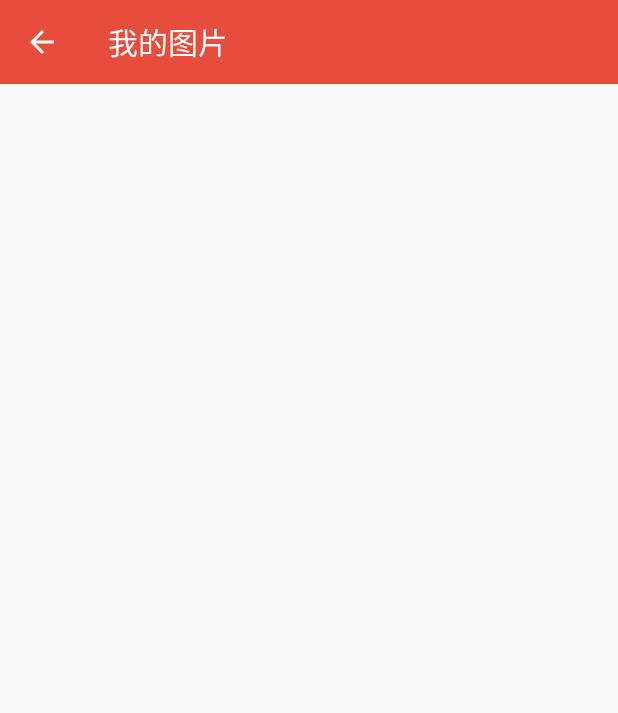
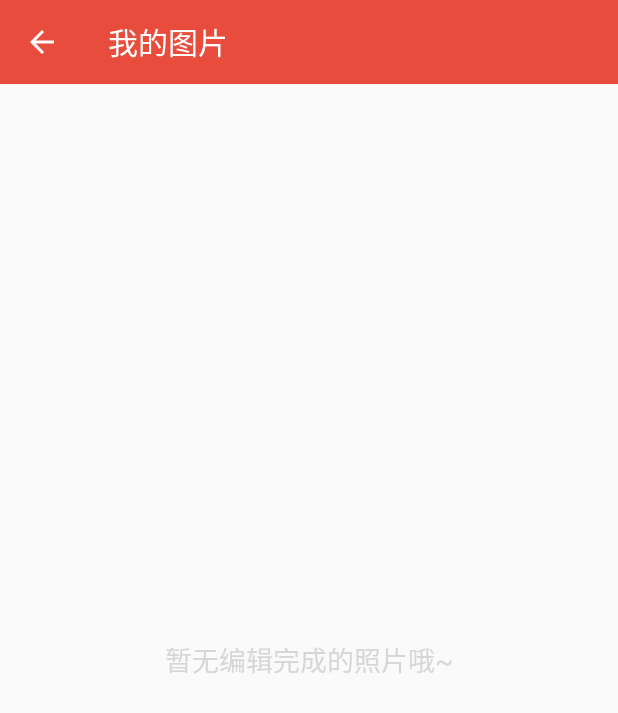
Before and after one commit to GsonH/TextImage, an Android app: the MineImageActivity screen opened directly, with no data from a screen before it, on a phone screen of 412 x 824 dp. Shown: the top 713 px of the screen. Run offline under Robolectric (Android 15) with nearby library versions, the phone set to English and light mode, and no system bars; our stand-ins replace RxJava; libraries missing offline, so code that uses them is left out: com.jaeger.library, com.luck.picture; Roboto replaces fonts that are not available here; 1 statement that could not run was skipped.

Commit message:
remove useless file

```diff
--- a/app/src/main/java/com/hyn/textimage/MineImageActivity.kt
+++ b/app/src/main/java/com/hyn/textimage/MineImageActivity.kt
@@ -3,9 +3,12 @@ package com.hyn.textimage
 import android.content.Context
 import android.content.Intent
 import android.os.Bundle
-import android.os.Environment
 import android.support.v7.widget.GridLayoutManager
+import android.view.View
 import com.hyn.textimage.adapter.LocalImgAdapter
+import com.luck.picture.lib.PictureSelector
+import com.luck.picture.lib.config.PictureMimeType
+import com.luck.picture.lib.entity.LocalMedia
 import io.reactivex.Flowable
 import io.reactivex.android.schedulers.AndroidSchedulers
 import io.reactivex.schedulers.Schedulers
@@ -39,7 +42,7 @@ class MineImageActivity : BaseActivity() {
             val filePaths: ArrayList<String> = ArrayList()
             if (file.exists()) {
                 val files = file.listFiles()
-                if(files != null) {
+                if (files != null) {
                     for (f in files) {
                         if (f.path.endsWith(".png")) {
                             filePaths.add(f.path)
@@ -52,9 +55,26 @@ class MineImageActivity : BaseActivity() {
         }.subscribeOn(Schedulers.io())
                 .observeOn(AndroidSchedulers.mainThread())
                 .subscribe {
-                    adapter = LocalImgAdapter()
-                    image_list.adapter = adapter
-                    adapter.setData(it)
+                    if(it.isEmpty()) {
+                        image_tip.visibility = View.GONE
+                        no_image_tip.visibility = View.VISIBLE
+                        image_list.visibility = View.GONE
+                    } else {
+                        image_tip.text = "照片保存在:内存卡/文字图片/  文件夹"
+                        image_tip.visibility = View.VISIBLE
+                        no_image_tip.visibility = View.GONE
+                        image_list.visibility = View.VISIBLE
+                        adapter = LocalImgAdapter()
+                        image_list.adapter = adapter
+                        adapter.setOnclickListener(View.OnClickListener {
+                            val imgPath = it.getTag(R.integer.pos)
+                            val medias = ArrayList<LocalMedia>()
+                            val media = LocalMedia(imgPath.toString(), 0, PictureMimeType.ofImage(), "image/png")
+                            medias.add(media)
+                            PictureSelector.create(this@MineImageActivity).themeStyle(R.style.picture_default_style).openExternalPreview(0, medias)
+                        })
+                        adapter.setData(it)
+                    }
                 }
 
     }
--- a/app/src/main/java/com/hyn/textimage/QuickImageActivity.kt
+++ b/app/src/main/java/com/hyn/textimage/QuickImageActivity.kt
@@ -44,9 +44,9 @@ open class QuickImageActivity : BaseActivity(), View.OnClickListener, Properties
 
     var cropFile: String? = null
     val editLayout: LinearLayout by lazy { findViewById<LinearLayout>(R.id.edit_layout) }
-    val bruch: ImageView by lazy { findViewById<ImageView>(R.id.bruch) }
-    val box: ImageView by lazy { findViewById<ImageView>(R.id.box) }
-    val font: ImageView by lazy { findViewById<ImageView>(R.id.font) }
+    val bruch: LinearLayout by lazy { findViewById<LinearLayout>(R.id.bruch) }
+    val box: LinearLayout by lazy { findViewById<LinearLayout>(R.id.box) }
+    val font: LinearLayout by lazy { findViewById<LinearLayout>(R.id.font) }
     val imgUndo: ImageView by lazy { findViewById<ImageView>(R.id.imgUndo) }
     val imgRedo: ImageView by lazy { findViewById<ImageView>(R.id.imgRedo) }
     val photoEditorView: PhotoEditorView by lazy { findViewById<PhotoEditorView>(R.id.photoEditorView) }
--- a/app/src/main/res/layout/activity_mine_image.xml
+++ b/app/src/main/res/layout/activity_mine_image.xml
@@ -16,10 +16,26 @@
         app:theme="@style/AppTheme.ToolBar">
 
     </android.support.v7.widget.Toolbar>
+    <TextView
+        android:id="@+id/image_tip"
+        android:textSize="16sp"
+        android:textColor="@color/color_4d"
+        android:gravity="center_vertical"
+        android:background="@color/yellow_color_picker"
+        android:layout_width="match_parent"
+        android:layout_height="40dp" />
 
-
+    <TextView
+        android:id="@+id/no_image_tip"
+        android:textSize="18sp"
+        android:gravity="center"
+        android:textColor="@color/color_4d"
+        android:text="暂无编辑完成的照片哦~"
+        android:layout_width="match_parent"
+        android:layout_height="match_parent" />
     <android.support.v7.widget.RecyclerView
         android:id="@+id/image_list"
+        android:overScrollMode="never"
         android:layout_width="match_parent"
         android:layout_height="wrap_content">
 
--- a/app/src/main/res/layout/local_img_item.xml
+++ b/app/src/main/res/layout/local_img_item.xml
@@ -3,12 +3,14 @@
     android:layout_width="match_parent"
     android:layout_height="wrap_content"
     android:foreground="?android:attr/selectableItemBackground"
-    android:layout_marginBottom="5dp"
+    android:layout_marginBottom="4dp"
+    android:layout_marginLeft="4dp"
+    android:layout_marginRight="4dp"
     >
 
     <ImageView
         android:id="@+id/item_icon"
         android:layout_width="match_parent"
-        android:layout_height="200dp"
+        android:layout_height="180dp"
         />
 </RelativeLayout>
```
Also changed, not shown: app/src/main/java/com/hyn/textimage/adapter/LocalImgAdapter.kt (+11 -4 lines), app/src/main/res/layout/activity_quick_image.xml (+91 -29 lines), 3 other files.
